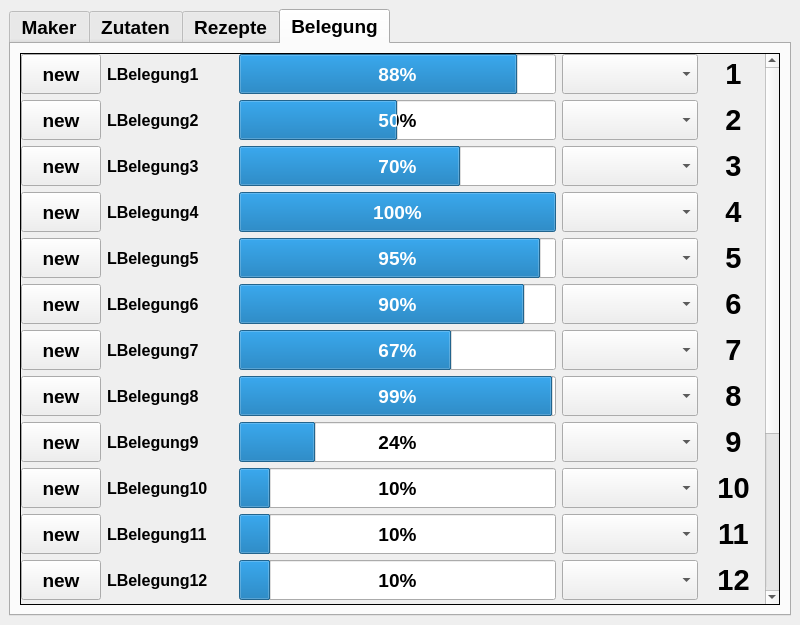
This is src/ui_elements/cocktailmanager.ui in AndreWohnsland/CocktailBerry as Qt 5 draws it before an edit. The edited form follows.
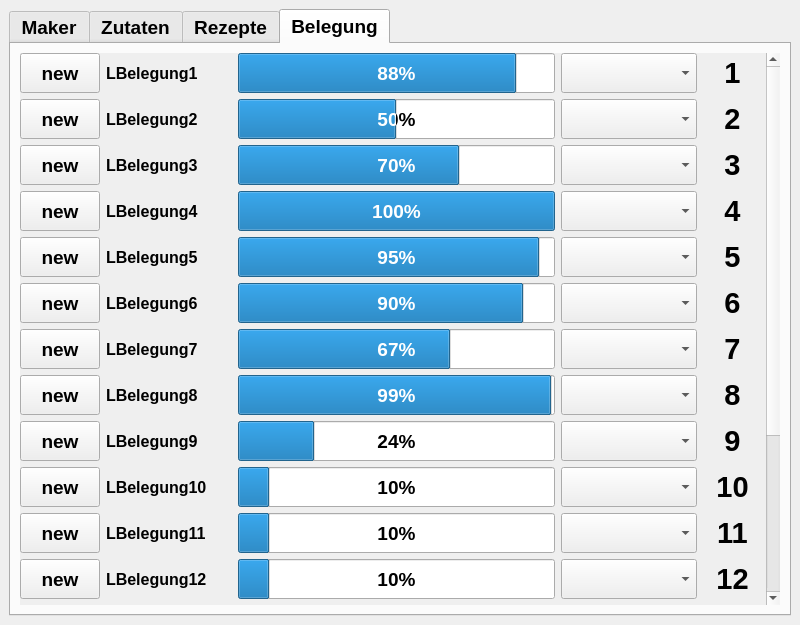
This is the edited form. The open tabs and pages were chosen to show the change. Custom widgets are drawn as their Qt base class.

Commit message: No frame at scroll

```diff
--- a/src/ui_elements/cocktailmanager.ui
+++ b/src/ui_elements/cocktailmanager.ui
@@ -31,9 +31,6 @@
   <property name="autoFillBackground">
    <bool>false</bool>
   </property>
-  <property name="styleSheet">
-   <string notr="true"/>
-  </property>
   <property name="documentMode">
    <bool>false</bool>
   </property>
@@ -2356,7 +2353,7 @@
         <item>
          <widget class="QScrollArea" name="scrollArea">
           <property name="frameShape">
-           <enum>QFrame::Box</enum>
+           <enum>QFrame::NoFrame</enum>
           </property>
           <property name="frameShadow">
            <enum>QFrame::Plain</enum>
@@ -2371,8 +2368,8 @@
            <property name="geometry">
             <rect>
              <x>0</x>
-             <y>-235</y>
-             <width>739</width>
+             <y>0</y>
+             <width>741</width>
              <height>788</height>
             </rect>
            </property>
@@ -2384,7 +2381,7 @@
              <number>0</number>
             </property>
             <property name="rightMargin">
-             <number>2</number>
+             <number>4</number>
             </property>
             <property name="bottomMargin">
              <number>0</number>
```
Left out of the diff: 2 changed lines with no effect on the pictures. The commit also changes 1 other file.
